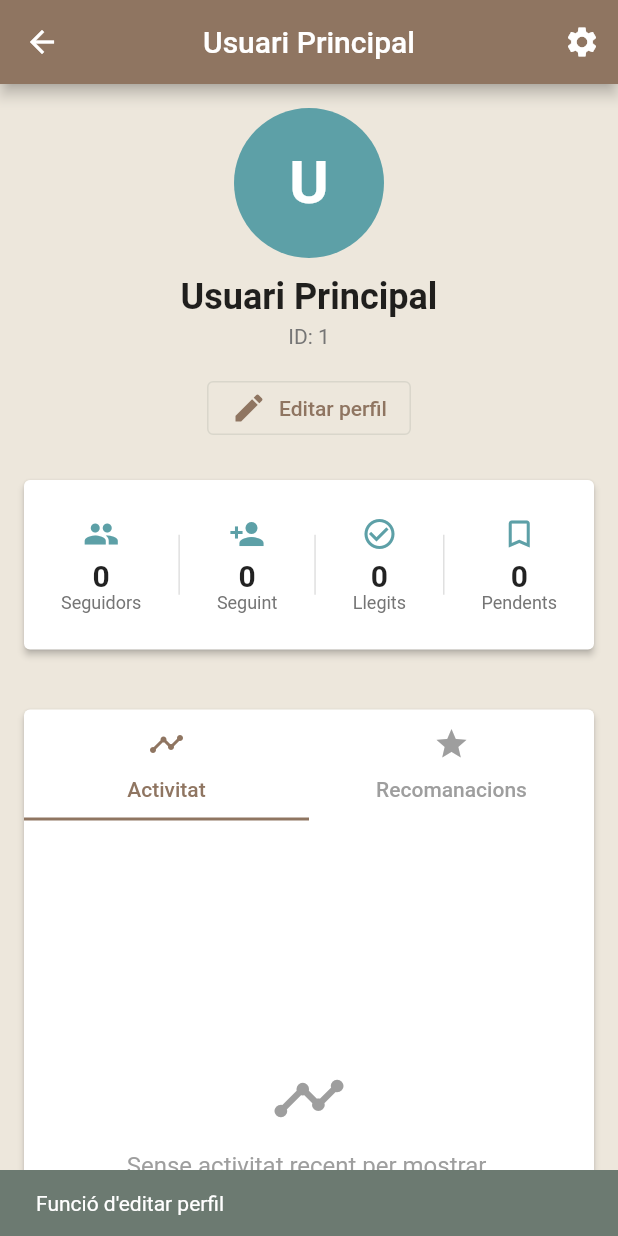
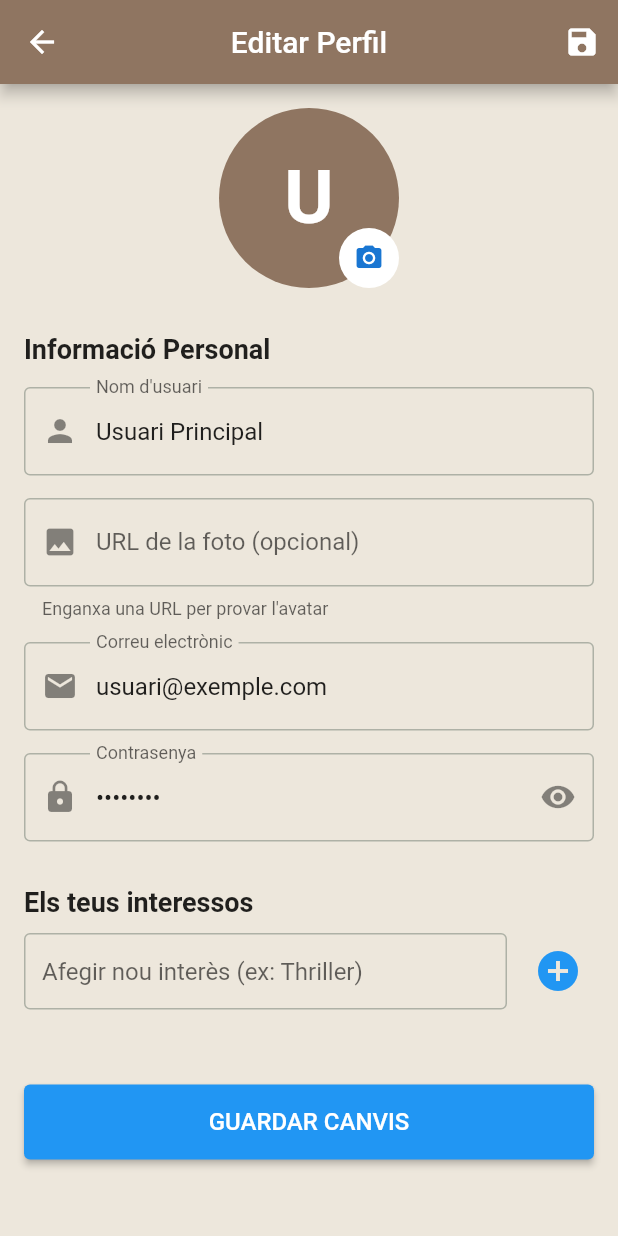
Before and after one commit to NuriaRodriguezPardo/PDM-biblioteca, a Flutter app: the PantallaUsuari screen opened directly, after a tap on "Editar perfil", on a phone screen of 412 x 824 dp. Run offline on Flutter 3.47's test engine with Material 3 defaults, Android fonts, the phone set to English and light mode, and no system bars; our stand-ins replace firebase_auth, firebase_core; accounts and stored records are empty; network calls fail.

Commit message:
Correccións

```diff
--- a/biblioteca/lib/clases/usuari.dart
+++ b/biblioteca/lib/clases/usuari.dart
@@ -1,62 +1,54 @@
 class Usuari {
   final String id;
-  final String nom;
+  String nom;
+  String? fotoUrl;
 
-  // Llistes privades
-  List<String> _tags; // Afegit final
-  List<String> _pendents; // Afegit final
-  List<String> _llegits; // Afegit final
-  List<String> _reserves; // Afegit final
-  List<String> _seguidors; // Afegit final
-  List<String> _amics; // Afegit final
+  List<String> tags;
+  List<String> pendents;
+  List<String> llegits;
+  List<String> reserves;
+  List<String> seguidors;
+  List<String> amics;
 
-  // Constructor principal
   Usuari({
-    // Afegit const
     required this.id,
     required this.nom,
+    this.fotoUrl,
     List<String>? tags,
     List<String>? pendents,
     List<String>? llegits,
     List<String>? reserves,
     List<String>? seguidors,
     List<String>? amics,
-  }) : _tags = tags ?? [],
-       _pendents = pendents ?? [],
-       _llegits = llegits ?? [],
-       _reserves = reserves ?? [],
-       _seguidors = seguidors ?? [],
-       _amics = amics ?? [];
-
-  // Getters
-  List<String> get tags => _tags;
-  List<String> get pendents => _pendents;
-  List<String> get llegits => _llegits;
-  List<String> get reserves => _reserves;
-  List<String> get seguidors => _seguidors;
-  List<String> get amics => _amics;
+  }) : tags = tags ?? [],
+       pendents = pendents ?? [],
+       llegits = llegits ?? [],
+       reserves = reserves ?? [],
+       seguidors = seguidors ?? [],
+       amics = amics ?? [];
 
   Usuari.fromJson(Map<String, dynamic> json)
-    : id = json['id'] ?? -1,
+    : id = json['id'].toString(),
       nom = json['nom'] ?? 'Usuari Desconegut',
-      _tags = List<String>.from(json['tags'] ?? []),
-      _pendents = List<String>.from(json['pendents'] ?? []),
-      _llegits = List<String>.from(json['llegits'] ?? []),
-      _reserves = List<String>.from(json['reserves'] ?? []),
-      _seguidors = List<String>.from(json['seguidors'] ?? []),
-      _amics = List<String>.from(json['amics'] ?? []);
+      fotoUrl = json['fotoUrl'],
+      tags = List<String>.from(json['tags'] ?? []),
+      pendents = List<String>.from(json['pendents'] ?? []),
+      llegits = List<String>.from(json['llegits'] ?? []),
+      reserves = List<String>.from(json['reserves'] ?? []),
+      seguidors = List<String>.from(json['seguidors'] ?? []),
+      amics = List<String>.from(json['amics'] ?? []);
 
-  // Mètode toJson()
   Map<String, dynamic> toJson() {
     return {
       'id': id,
       'nom': nom,
-      'tags': _tags,
-      'pendents': _pendents,
-      'llegits': _llegits,
-      'reserves': _reserves,
-      'seguidors': _seguidors,
-      'amics': _amics,
+      'fotoUrl': fotoUrl,
+      'tags': tags,
+      'pendents': pendents,
+      'llegits': llegits,
+      'reserves': reserves,
+      'seguidors': seguidors,
+      'amics': amics,
     };
   }
 }
--- /dev/null
+++ b/biblioteca/lib/widgets/PantallaEditarPerfil.dart
@@ -0,0 +1,302 @@
+import 'package:flutter/material.dart';
+import '../clases/usuari.dart';
+import '../clases/carregaDeHistorial.dart';
+
+class PantallaEditarPerfil extends StatefulWidget {
+  final Usuari usuari;
+
+  const PantallaEditarPerfil({super.key, required this.usuari});
+
+  @override
+  State<PantallaEditarPerfil> createState() => _PantallaEditarPerfilState();
+}
+
+class _PantallaEditarPerfilState extends State<PantallaEditarPerfil> {
+  // Controladors per als camps de text
+  late TextEditingController _nomController;
+  late TextEditingController _emailController;
+  late TextEditingController _passwordController;
+  late TextEditingController _imatgeUrlController;
+  late TextEditingController _nouTagController;
+
+  // Llista local de tags per editar
+  List<String> _tagsActuals = [];
+
+  @override
+  void initState() {
+    super.initState();
+    // Inicialitzem els controladors amb les dades actuals
+    _nomController = TextEditingController(text: widget.usuari.nom);
+
+    // Dades simulades (ja que la classe Usuari no té email/pass/foto)
+    _emailController = TextEditingController(text: "usuari@exemple.com");
+    _passwordController = TextEditingController(text: "12345678");
+    _imatgeUrlController = TextEditingController(text: "");
+    _nouTagController = TextEditingController();
+
+    // Copiem els tags actuals per poder modificar-los localment
+    _tagsActuals = List.from(widget.usuari.tags);
+  }
+
+  @override
+  void dispose() {
+    _nomController.dispose();
+    _emailController.dispose();
+    _passwordController.dispose();
+    _imatgeUrlController.dispose();
+    _nouTagController.dispose();
+    super.dispose();
+  }
+
+  // Funció per guardar els canvis
+  void _guardarCanvis() {
+    // 1. Validació bàsica
+    if (_nomController.text.isEmpty) {
+      ScaffoldMessenger.of(
+        context,
+      ).showSnackBar(const SnackBar(content: Text('El nom no pot estar buit')));
+      return;
+    }
+
+    // 2. Actualització de dades
+    // NOTA: Com que 'nom' és final a la classe Usuari, aquí no el podem canviar directament
+    // sobre l'objecte 'widget.usuari' sense crear una nova instància.
+    // Tanmateix, les llistes com 'tags' sí que les podem modificar si no són const.
+
+    setState(() {
+      widget.usuari.nom = _nomController.text;
+      widget.usuari.fotoUrl = _imatgeUrlController.text.isNotEmpty
+          ? _imatgeUrlController.text
+          : null;
+      //widget.usuari.tags.clear();
+      widget.usuari.tags.addAll(_tagsActuals);
+    });
+
+    // 3. Feedback i tornar enrere
+    ScaffoldMessenger.of(context).showSnackBar(
+      const SnackBar(
+        content: Text('Perfil actualitzat correctament (Simulat)'),
+        backgroundColor: Colors.green,
+      ),
+    );
+
+    registrarActivitat(
+      "Perfil Actualizado",
+      "Has modificado tus datos personales.",
+      Icons.person_outline,
+    );
+
+    // Tornem a la pantalla anterior
+    Navigator.pop(context);
+  }
+
+  // Funció per afegir un tag
+  void _afegirTag() {
+    final text = _nouTagController.text.trim();
+    if (text.isNotEmpty && !_tagsActuals.contains(text)) {
+      setState(() {
+        _tagsActuals.add(text);
+        _nouTagController.clear();
+      });
+    }
+  }
+
+  @override
+  Widget build(BuildContext context) {
+    return Scaffold(
+      appBar: AppBar(
+        title: const Text('Editar Perfil'),
+        centerTitle: true,
+        actions: [
+          IconButton(
+            icon: const Icon(Icons.save),
+            onPressed: _guardarCanvis,
+            tooltip: 'Guardar canvis',
+          ),
+        ],
+      ),
+      body: SingleChildScrollView(
+        padding: const EdgeInsets.all(16.0),
+        child: Column(
+          crossAxisAlignment: CrossAxisAlignment.start,
+          children: [
+            // --- SECCIÓ FOTO DE PERFIL ---
+            Center(
+              child: Stack(
+                children: [
+                  CircleAvatar(
+                    radius: 60,
+                    backgroundColor: Theme.of(context).colorScheme.primary,
+                    backgroundImage: _imatgeUrlController.text.isNotEmpty
+                        ? NetworkImage(_imatgeUrlController.text)
+                        : null,
+                    child: _imatgeUrlController.text.isEmpty
+                        ? Text(
+                            widget.usuari.nom.isNotEmpty
+                                ? widget.usuari.nom[0].toUpperCase()
+                                : '?',
+                            style: const TextStyle(
+                              fontSize: 50,
+                              color: Colors.white,
+                              fontWeight: FontWeight.bold,
+                            ),
+                          )
+                        : null,
+                  ),
+                  Positioned(
+                    bottom: 0,
+                    right: 0,
+                    child: CircleAvatar(
+                      radius: 20,
+                      backgroundColor: Colors.white,
+                      child: IconButton(
+                        icon: const Icon(Icons.camera_alt, size: 20),
+                        onPressed: () {
+                          // Lògica per canviar foto (obrir diàleg URL o galeria)
+                          ScaffoldMessenger.of(context).showSnackBar(
+                            const SnackBar(
+                              content: Text(
+                                'Funció de canviar foto no implementada',
+                              ),
+                            ),
+                          );
+                        },
+                      ),
+                    ),
+                  ),
+                ],
+              ),
+            ),
+            const SizedBox(height: 30),
+
+            // --- CAMPS DE TEXT ---
+            const Text(
+              "Informació Personal",
+              style: TextStyle(fontSize: 18, fontWeight: FontWeight.bold),
+            ),
+            const SizedBox(height: 15),
+
+            // Nom
+            TextField(
+              controller: _nomController,
+              decoration: const InputDecoration(
+                labelText: 'Nom d\'usuari',
+                prefixIcon: Icon(Icons.person),
+                border: OutlineInputBorder(),
+              ),
+            ),
+            const SizedBox(height: 15),
+
+            // URL Imatge (Simulat per provar la foto)
+            TextField(
+              controller: _imatgeUrlController,
+              decoration: const InputDecoration(
+                labelText: 'URL de la foto (opcional)',
+                prefixIcon: Icon(Icons.image),
+                border: OutlineInputBorder(),
+                helperText: "Enganxa una URL per provar l'avatar",
+              ),
+              onChanged: (val) => setState(() {}), // Per refrescar l'avatar
+            ),
+            const SizedBox(height: 15),
+
+            // Correu (Simulat)
+            TextField(
+              controller: _emailController,
+              keyboardType: TextInputType.emailAddress,
+              decoration: const InputDecoration(
+                labelText: 'Correu electrònic',
+                prefixIcon: Icon(Icons.email),
+                border: OutlineInputBorder(),
+              ),
+            ),
+            const SizedBox(height: 15),
+
+            // Contrasenya (Simulat)
+            TextField(
+              controller: _passwordController,
+              obscureText: true,
+              decoration: const InputDecoration(
+                labelText: 'Contrasenya',
+                prefixIcon: Icon(Icons.lock),
+                border: OutlineInputBorder(),
+                suffixIcon: Icon(Icons.visibility),
+              ),
+            ),
+            const SizedBox(height: 30),
+
+            // --- SECCIÓ INTERESSOS (TAGS) ---
+            const Text(
+              "Els teus interessos",
+              style: TextStyle(fontSize: 18, fontWeight: FontWeight.bold),
+            ),
+            const SizedBox(height: 10),
+
+            // Input per afegir tags
+            Row(
+              children: [
+                Expanded(
+                  child: TextField(
+                    controller: _nouTagController,
+                    decoration: const InputDecoration(
+                      hintText: 'Afegir nou interès (ex: Thriller)',
+                      isDense: true,
+                      border: OutlineInputBorder(),
+                    ),
+                    onSubmitted: (_) => _afegirTag(),
+                  ),
+                ),
+                const SizedBox(width: 10),
+                IconButton(
+                  onPressed: _afegirTag,
+                  icon: const Icon(Icons.add_circle, size: 32),
+                  color: Theme.of(context).primaryColor,
+                ),
+              ],
+            ),
+            const SizedBox(height: 10),
+
+            // Llista de Chips (Tags)
+            Wrap(
+              spacing: 8.0,
+              runSpacing: 4.0,
+              children: _tagsActuals.map((tag) {
+                return Chip(
+                  label: Text(tag),
+                  backgroundColor: Theme.of(
+                    context,
+                  ).colorScheme.surfaceContainerHighest,
+                  deleteIcon: const Icon(Icons.close, size: 18),
+                  onDeleted: () {
+                    setState(() {
+                      _tagsActuals.remove(tag);
+                    });
+                  },
+                );
+              }).toList(),
+            ),
+
+            const SizedBox(height: 40),
+
+            // Botó Guardar Gran
+            SizedBox(
+              width: double.infinity,
+              height: 50,
+              child: ElevatedButton(
+                onPressed: _guardarCanvis,
+                style: ElevatedButton.styleFrom(
+                  backgroundColor: Theme.of(context).primaryColor,
+                  foregroundColor: Colors.white,
+                ),
+                child: const Text(
+                  'GUARDAR CANVIS',
+                  style: TextStyle(fontSize: 16),
+                ),
+              ),
+            ),
+          ],
+        ),
+      ),
+    );
+  }
+}
--- a/biblioteca/lib/widgets/PantallaUsuari.dart
+++ b/biblioteca/lib/widgets/PantallaUsuari.dart
@@ -3,6 +3,8 @@ import '../clases/usuari.dart';
 import '../clases/llibre.dart';
 import 'PantallaLlibre.dart';
 import '../carregaDeDades.dart'; // Importat per accedir a les dades globals i loadAllDataMap
+import 'PantallaEditarPerfil.dart';
+import '../clases/carregaDeHistorial.dart';
 
 class PantallaUsuari extends StatefulWidget {
   static String route = '/PantallaUsuaris';
@@ -17,11 +19,13 @@ class PantallaUsuari extends StatefulWidget {
 class _PantallaUsuariState extends State<PantallaUsuari>
     with SingleTickerProviderStateMixin {
   late TabController _tabController;
+  late Usuari _usuariVisualitzat;
 
   @override
   void initState() {
     super.initState();
     _tabController = TabController(length: 2, vsync: this);
+    _usuariVisualitzat = widget.usuari;
   }
 
   @override
@@ -93,16 +97,28 @@ class _PantallaUsuariState extends State<PantallaUsuari>
           CircleAvatar(
             radius: 50,
             backgroundColor: Theme.of(context).colorScheme.secondary,
-            child: Text(
-              widget.usuari.nom.isNotEmpty
-                  ? widget.usuari.nom[0].toUpperCase()
+            // SI TENIM URL, LA MOSTREM. SI NO, NULL (i es veurà la lletra)
+            backgroundImage:
+                (_usuariVisualitzat.fotoUrl != null &&
+                    _usuariVisualitzat.fotoUrl!.isNotEmpty)
+                ? NetworkImage(_usuariVisualitzat.fotoUrl!)
+                : null,
+
+            // CHILD: Només mostrem la inicial si NO hi ha foto
+            child:
+                (_usuariVisualitzat.fotoUrl == null ||
+                    _usuariVisualitzat.fotoUrl!.isEmpty)
+                ? Text(
+                    _usuariVisualitzat.nom.isNotEmpty
+                        ? _usuariVisualitzat.nom[0].toUpperCase()
                         : '?',
                     style: const TextStyle(
                       fontSize: 40,
                       fontWeight: FontWeight.bold,
                       color: Colors.white,
                     ),
-            ),
+                  )
+                : null, // Si hi ha foto, child és null
           ),
           const SizedBox(height: 12),
           Text(
@@ -119,9 +135,17 @@ class _PantallaUsuariState extends State<PantallaUsuari>
           const SizedBox(height: 16),
           OutlinedButton.icon(
             onPressed: () {
-              ScaffoldMessenger.of(context).showSnackBar(
-                const SnackBar(content: Text('Funció d\'editar perfil')),
-              );
+              // NAVEGACIÓ A PANTALLA EDITAR PERFIL
+              Navigator.push(
+                context,
+                MaterialPageRoute(
+                  builder: (context) =>
+                      PantallaEditarPerfil(usuari: widget.usuari),
+                ),
+              ).then((_) {
+                // Quan tornem, refresquem la pantalla per si han canviat els tags
+                setState(() {});
+              });
             },
             icon: const Icon(Icons.edit),
             label: const Text('Editar perfil'),
@@ -419,18 +443,55 @@ class ActivitatRecentTab extends StatelessWidget {
 
   @override
   Widget build(BuildContext context) {
-    return const Center(
+    // Si la lista está vacía, mostramos el mensaje de siempre
+    if (historialActivitat.isEmpty) {
+      return Center(
         child: Column(
           mainAxisAlignment: MainAxisAlignment.center,
           children: [
-          Icon(Icons.timeline, size: 50, color: Colors.grey),
-          SizedBox(height: 10),
-          Text(
-            'Sense activitat recent per mostrar.',
+            Icon(Icons.history, size: 50, color: Colors.grey[300]),
+            const SizedBox(height: 10),
+            const Text(
+              'Aún no has realizado ninguna actividad.',
               style: TextStyle(fontSize: 16, color: Colors.grey),
             ),
           ],
         ),
+      );
+    }
+
+    // Si hay datos, mostramos la lista
+    return ListView.builder(
+      padding: const EdgeInsets.all(8.0),
+      itemCount: historialActivitat.length,
+      itemBuilder: (context, index) {
+        final item = historialActivitat[index];
+        // Formatear hora simple (HH:MM)
+        final hora =
+            "${item.data.hour.toString().padLeft(2, '0')}:${item.data.minute.toString().padLeft(2, '0')}";
+
+        return Card(
+          elevation: 1,
+          margin: const EdgeInsets.symmetric(vertical: 4, horizontal: 8),
+          child: ListTile(
+            leading: CircleAvatar(
+              backgroundColor: Theme.of(
+                context,
+              ).primaryColor.withValues(alpha: 0.1),
+              child: Icon(item.icona, color: Theme.of(context).primaryColor),
+            ),
+            title: Text(
+              item.titol,
+              style: const TextStyle(fontWeight: FontWeight.bold),
+            ),
+            subtitle: Text(item.subtitol),
+            trailing: Text(
+              hora,
+              style: const TextStyle(fontSize: 12, color: Colors.grey),
+            ),
+          ),
+        );
+      },
     );
   }
 }
```
Also changed, not shown: biblioteca/lib/carregaDeDades.dart (+16 -0 lines), biblioteca/lib/clases/carregaDeHistorial.dart (added, +26 -0 lines), biblioteca/lib/widgets/PantallaLlibre.dart (+35 -5 lines), biblioteca/lib/widgets/PantallaMatch.dart (+9 -0 lines). Lines whose indentation alone changed are shown as unchanged.
